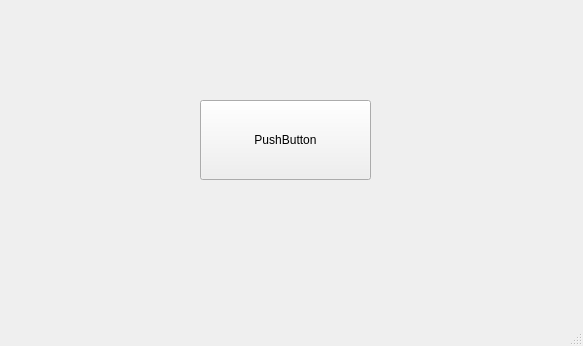
kkdlau/COMP2012H-OPERATION-H, file mainwindow.ui: the form before one commit.
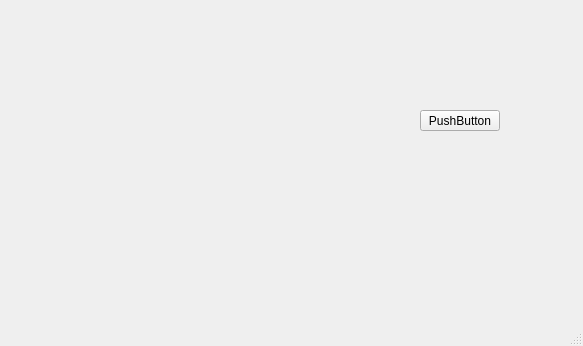
The form after the commit.

```diff
--- a/mainwindow.ui
+++ b/mainwindow.ui
@@ -17,34 +17,26 @@
    <widget class="QWidget" name="verticalLayoutWidget">
     <property name="geometry">
      <rect>
-      <x>200</x>
-      <y>100</y>
-      <width>171</width>
-      <height>80</height>
+      <x>20</x>
+      <y>10</y>
+      <width>341</width>
+      <height>281</height>
      </rect>
     </property>
-    <layout class="QVBoxLayout" name="verticalLayout">
-     <item>
+   </widget>
       <widget class="QPushButton" name="pushButton">
-       <property name="minimumSize">
-        <size>
-         <width>171</width>
-         <height>0</height>
-        </size>
-       </property>
-       <property name="maximumSize">
-        <size>
-         <width>171</width>
-         <height>151</height>
-        </size>
+    <property name="geometry">
+     <rect>
+      <x>420</x>
+      <y>110</y>
+      <width>80</width>
+      <height>21</height>
+     </rect>
        </property>
        <property name="text">
         <string>PushButton</string>
        </property>
       </widget>
-     </item>
-    </layout>
-   </widget>
   </widget>
   <widget class="QMenuBar" name="menubar">
    <property name="geometry">
```
Left out of the diff: 6 changed lines with no effect on the pictures. Lines whose indentation alone changed are shown as unchanged.
